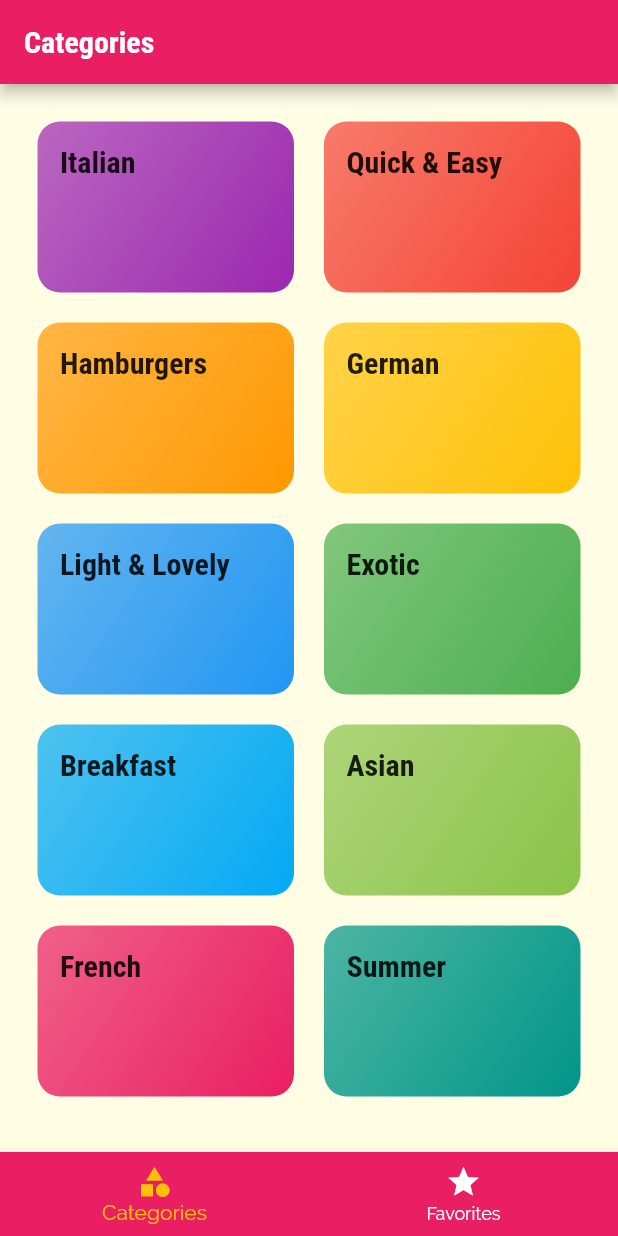
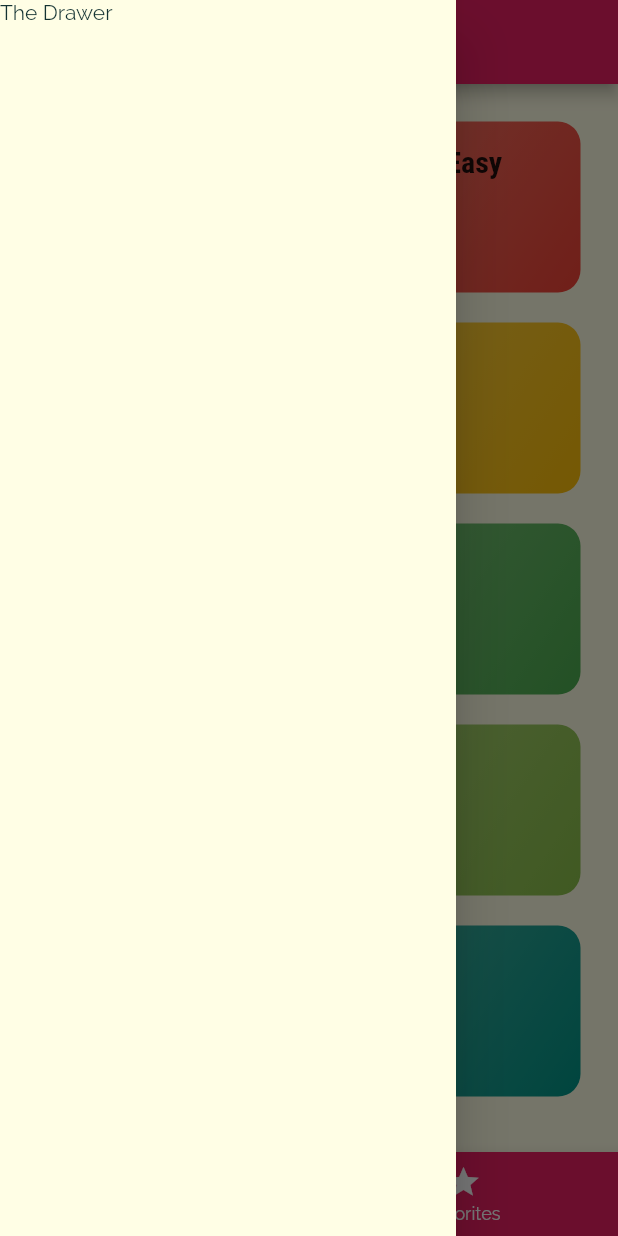
Before and after one commit to massimilianoporzio/delimeals, a Flutter app: the screen it shows after launch, with the side drawer open (before the commit the screen has no drawer), on a phone screen of 412 x 824 dp. Run offline on Flutter 3.47's test engine with Material 2 defaults, Android fonts, the phone set to English and light mode, and no system bars; Roboto replaces fonts that are missing (RobotoCondensed).

Commit message:
aggiunto drawer

```diff
--- a/lib/screens/tabs_screen.dart
+++ b/lib/screens/tabs_screen.dart
@@ -36,6 +36,9 @@ class _TabsScreenState extends State<TabsScreen> {
       appBar: AppBar(
         title: Text(_pages[_selectedPageIndex]['title']),
       ),
+      drawer: Drawer(
+        child: const Text('The Drawer'),
+      ),
       body: _pages[_selectedPageIndex]['page'],
       bottomNavigationBar: BottomNavigationBar(
           onTap: _selectPage,
```
